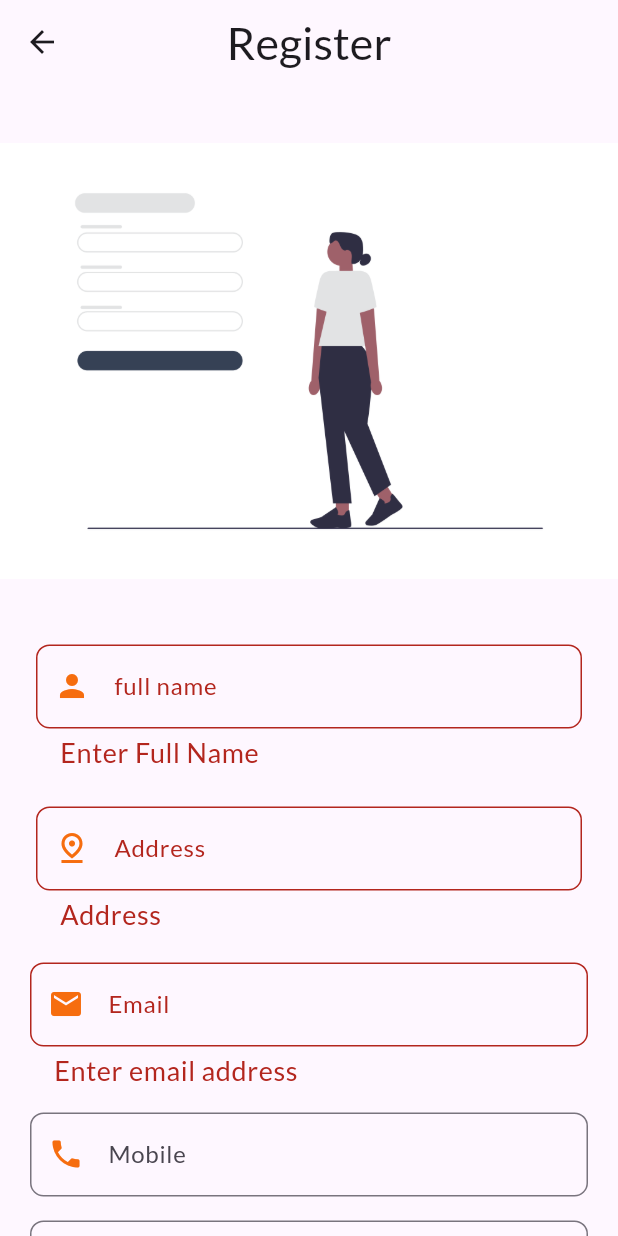
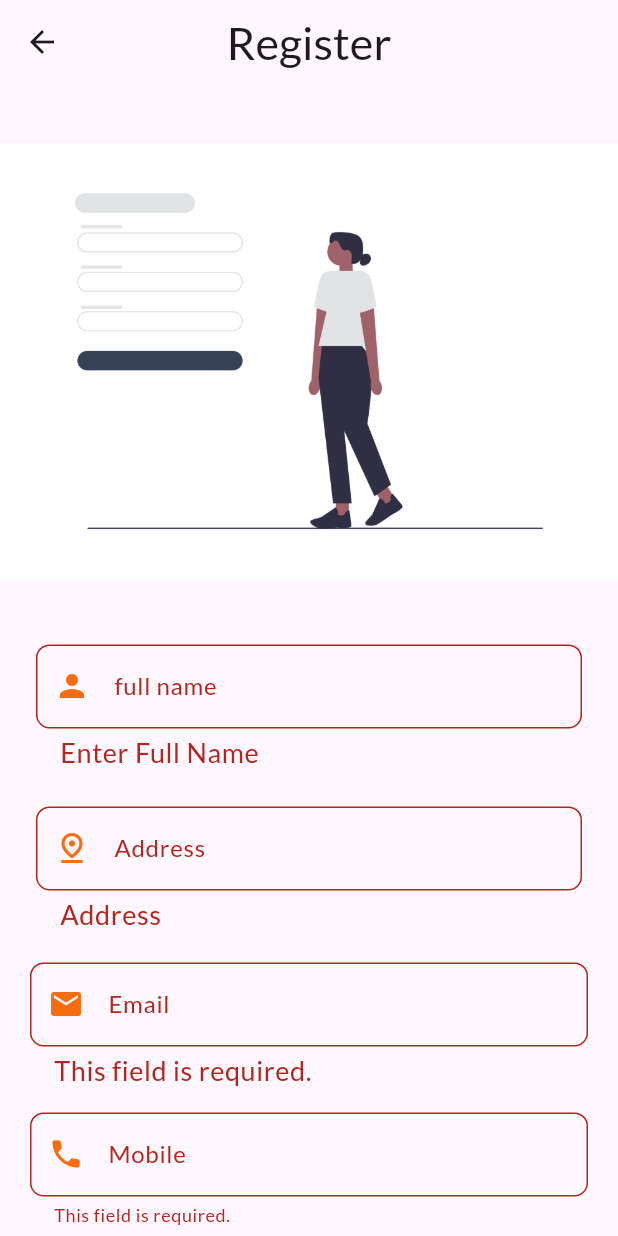
Before and after one commit to Binaya-mrt/salonSync_customer, a Flutter app: the Register screen opened directly, after a tap on "Register", on a phone screen of 412 x 824 dp. Run offline on Flutter 3.47's test engine with Material 3 defaults, Android fonts, the phone set to English and light mode, and no system bars; our stand-ins replace carousel_slider, cloud_firestore, firebase_auth, firebase_core, form_field_validator, get and 1 more; missing offline and left inert: horizontal_center_date_picker; accounts and stored records are empty.

Commit message:
Khai k khai k

```diff
--- a/lib/Screens/signup.dart
+++ b/lib/Screens/signup.dart
@@ -158,12 +158,17 @@ class _RegisterState extends State<Register> {
                           padding: const EdgeInsets.all(8.0),
                           child: TextFormField(
                             controller: _emailController,
-                            validator: MultiValidator([
-                              RequiredValidator(
-                                  errorText: 'Enter email address'),
-                              EmailValidator(
-                                  errorText: 'Please correct email filled'),
-                            ]).call,
+                            validator: (value) {
+                    if (value!.isEmpty) {
+                      return 'This field is required.';
+                    } else if (!RegExp(
+                            multiLine: true,
+                            r"^[a-zA-Z0-9.a-zA-Z0-9.!#$%&'*+-/=?^_`{|}~]+@[a-zA-Z0-9]+\.[a-zA-Z]+")
+                        .hasMatch(value)) {
+                      return 'This field must contain only letters and spaces.';
+                    }
+                    return null;
+                  },
                             decoration: InputDecoration(
                                 hintText: 'Email',
                                 labelText: 'Email',
@@ -182,6 +187,16 @@ class _RegisterState extends State<Register> {
                           padding: const EdgeInsets.all(8.0),
                           child: TextFormField(
                             controller: _phoneController,
+                             validator: (value) {
+                    if (value!.isEmpty) {
+                      return 'This field is required.';
+                    } else if (!RegExp(
+                            multiLine: true, r"^[(\+977)?[9][6-9]\d{8}]")
+                        .hasMatch(value)) {
+                      return 'This field must contain only letters and spaces.';
+                    }
+                    return null;
+                  },
                             decoration: InputDecoration(
                                 hintText: 'Mobile',
                                 labelText: 'Mobile',
```
Also changed, not shown: lib/Screens/home.dart (+11 -88 lines), lib/Screens/user_appointments.dart (+35 -49 lines).
